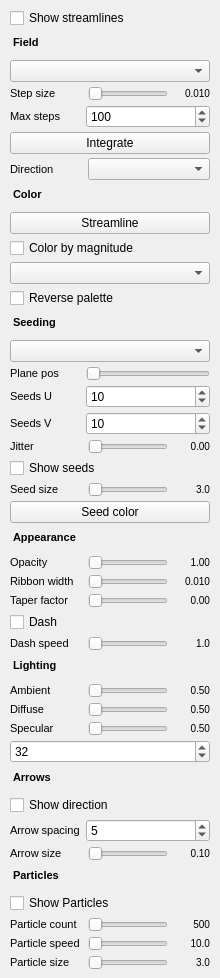
Before: the Qt Designer form src/ui/streamlines_page.ui in thermeng/SciRender, drawn with Qt 5.
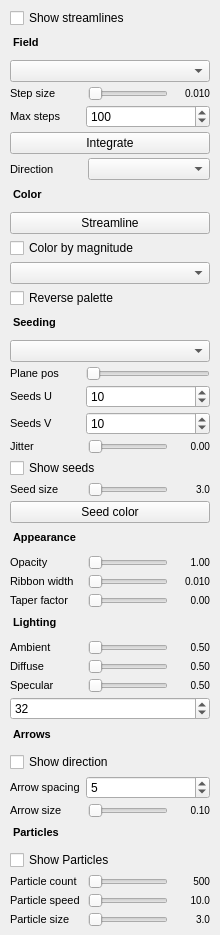
After: the same form once the commit is applied.

Commit message: remove: streamline dash animation feature

```diff
--- a/src/ui/streamlines_page.ui
+++ b/src/ui/streamlines_page.ui
@@ -530,50 +530,9 @@
       </item>
      </layout>
     </widget>
-   </item>
-   <item>
-    <widget class="QCheckBox" name="dashCb">
-     <property name="text">
-      <string>Dash</string>
-     </property>
-    </widget>
-   </item>
-   <item>
-    <widget class="QWidget" name="dashSpeedRow">
-     <layout class="QHBoxLayout" name="dashSpeedLayout">
-      <property name="spacing"><number>6</number></property>
-      <property name="leftMargin"><number>0</number></property>
-      <property name="topMargin"><number>0</number></property>
-      <property name="rightMargin"><number>0</number></property>
-      <property name="bottomMargin"><number>0</number></property>
-      <item>
-       <widget class="QLabel" name="dashSpeedLabel">
-        <property name="text"><string>Dash speed</string></property>
-        <property name="minimumSize"><size><width>72</width><height>0</height></size></property>
-        <property name="maximumSize"><size><width>72</width><height>16777215</height></size></property>
-        <property name="styleSheet"><string notr="true">font-size: 11px; </string></property>
-        <property name="alignment"><set>Qt::AlignLeft|Qt::AlignVCenter</set></property>
-       </widget>
-      </item>
-      <item>
-       <widget class="QSlider" name="dashSpeedSlider">
-        <property name="orientation"><enum>Qt::Horizontal</enum></property>
-       </widget>
-      </item>
-      <item>
-       <widget class="QLabel" name="dashSpeedValue">
-        <property name="text"><string>1.0</string></property>
-        <property name="minimumSize"><size><width>36</width><height>0</height></size></property>
-        <property name="maximumSize"><size><width>36</width><height>16777215</height></size></property>
-        <property name="styleSheet"><string notr="true">font-size: 10px; </string></property>
-        <property name="alignment"><set>Qt::AlignRight|Qt::AlignVCenter</set></property>
-       </widget>
-      </item>
-     </layout>
-    </widget>
-   </item>
-   <item>
-    <widget class="QLabel" name="lightingHeader">
+    </item>
+    <item>
+     <widget class="QLabel" name="lightingHeader">
      <property name="text">
       <string>Lighting</string>
      </property>
```
The commit also changes 11 other files.
